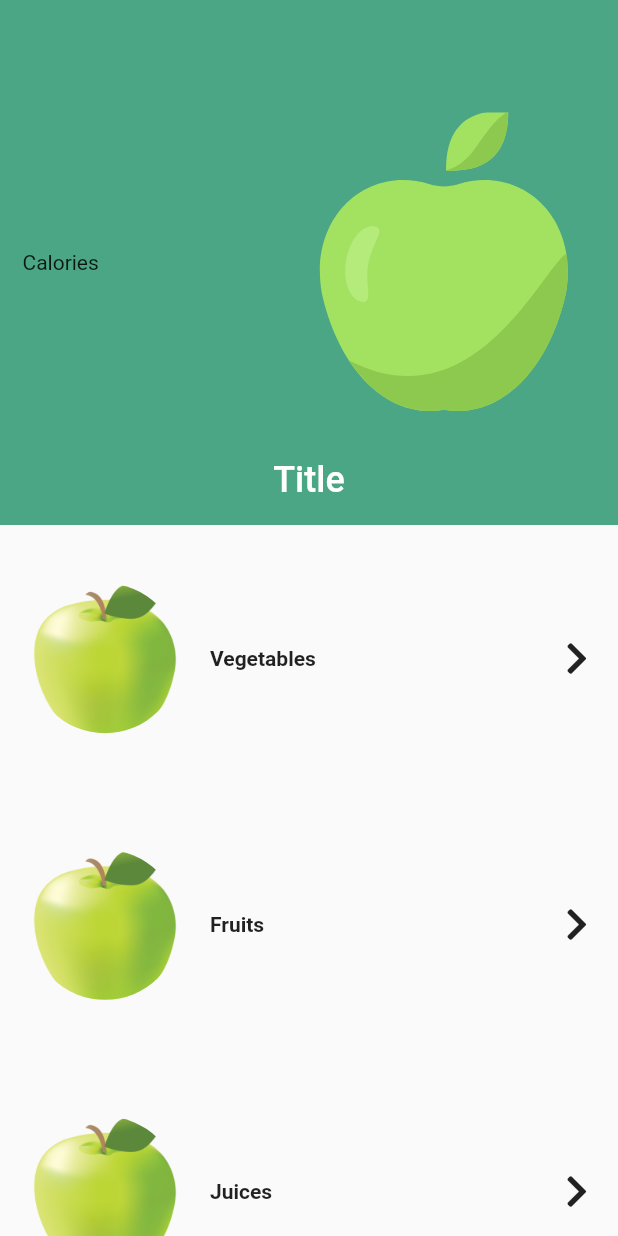
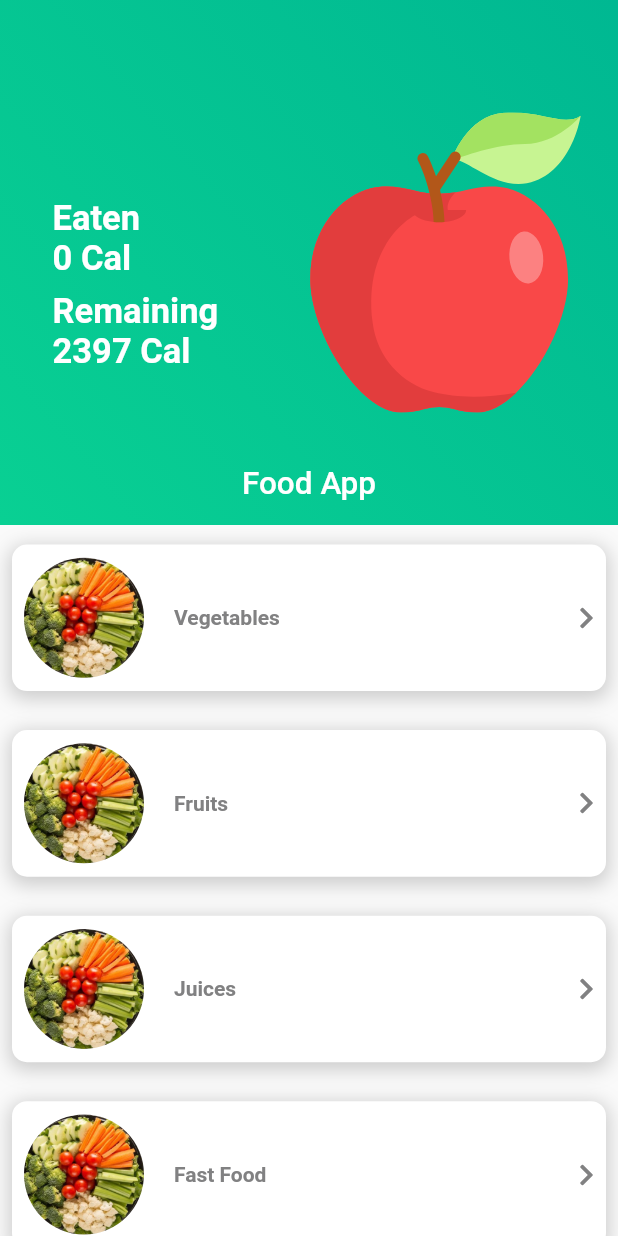
Before and after one commit to ahmed-elmenan/calories_in_food_app, a Flutter app: the screen it shows after launch, on a phone screen of 412 x 824 dp. Run offline on Flutter 3.47's test engine with Material 2 defaults, Android fonts, the phone set to English and light mode, and no system bars; our stand-ins replace flutter_svg, font_awesome_flutter.

Commit message:
improving home ui by changing images & add shaddow to the categories cards & add eaten and remainig calories in the home header...

```diff
--- a/lib/core/consts/food_categories.dart
+++ b/lib/core/consts/food_categories.dart
@@ -1,6 +1,11 @@
 const FOOD_CATEGORIES = [
-  {"name": "Vegetables", "imagePath": "assets/images/fruits.png"},
-  {"name": "Fruits", "imagePath": "assets/images/fruits.png"},
-  {"name": "Juices", "imagePath": "assets/images/fruits.png"},
-  {"name": "Fast Food", "imagePath": "assets/images/fruits.png"},
+  {"name": "Vegetables", "imagePath": "assets/images/vegetables.jpg"},
+  {"name": "Fruits", "imagePath": "assets/images/vegetables.jpg"},
+  {"name": "Juices", "imagePath": "assets/images/vegetables.jpg"},
+  {"name": "Fast Food", "imagePath": "assets/images/vegetables.jpg"},
+  {"name": "Fast Food", "imagePath": "assets/images/vegetables.jpg"},
+  {"name": "Fast Food", "imagePath": "assets/images/vegetables.jpg"},
+  {"name": "Fast Food", "imagePath": "assets/images/vegetables.jpg"},
+  {"name": "Fast Food", "imagePath": "assets/images/vegetables.jpg"},
+  {"name": "Fast Food", "imagePath": "assets/images/vegetables.jpg"},
 ];
--- a/lib/features/home/presentation/pages/home_page.dart
+++ b/lib/features/home/presentation/pages/home_page.dart
@@ -7,7 +7,9 @@ class SilverAppBarExample extends StatelessWidget {
   @override
   Widget build(BuildContext context) {
     return MaterialApp(
+      debugShowCheckedModeBanner: false,
       home: Scaffold(
+        // backgroundColor: Colors,
         body: CustomScrollView(
           slivers: <Widget>[
             SliverAppBar(
@@ -29,18 +31,16 @@ class SilverAppBarExample extends StatelessWidget {
               pinned: true,
               snap: true,
               elevation: 50,
-              backgroundColor: Colors.pink,
+              backgroundColor: Color(0xFF09D093),
               flexibleSpace: FlexibleSpaceBar(
-                  centerTitle: true,
-                  title: Text('Title',
-                      style: TextStyle(
-                        color: Colors.white,
-                        fontSize: 16.0,
-                      )),
-                  background: Container(
-                    color: Color(0xFF4BA686),
-                    child: HomeHeader(),
-                  )),
+                centerTitle: true,
+                title: Text('Food App',
+                    style: TextStyle(
+                      color: Colors.white,
+                      fontSize: 14.0,
+                    )),
+                background: HomeHeader(),
+              ),
             ),
             new SliverList(
                 delegate: new SliverChildListDelegate(
@@ -56,9 +56,11 @@ class SilverAppBarExample extends StatelessWidget {
 
     for (int i = 0; i < count; i++) {
       listItems.add(new Padding(
-          padding: new EdgeInsets.all(20.0),
+          padding: new EdgeInsets.all(8.0),
           child: FoodCard(foodCategorie: FOOD_CATEGORIES[i])));
     }
     return listItems;
   }
 }
+// 09D093
+// 00B892
--- a/lib/features/home/presentation/widgets/food_card.dart
+++ b/lib/features/home/presentation/widgets/food_card.dart
@@ -10,14 +10,27 @@ class FoodCard extends StatelessWidget {
   Widget build(BuildContext context) {
     Size size = MediaQuery.of(context).size;
     return Container(
-      margin: EdgeInsets.symmetric(vertical: 10),
-      height: size.height / 7,
+      padding: EdgeInsets.symmetric(horizontal: 8),
+      margin: EdgeInsets.symmetric(vertical: 5),
+      height: size.height / 7 - 20,
+      decoration: BoxDecoration(
+        color: Colors.white,
+        borderRadius: BorderRadius.all(Radius.circular(10)),
+        boxShadow: [
+          BoxShadow(
+            color: Colors.grey.withOpacity(0.5),
+            spreadRadius: 2,
+            blurRadius: 10,
+            offset: Offset(0, 3), // changes position of shadow
+          ),
+        ],
+      ),
       child: Row(
         children: [
           Container(
               height: double.infinity,
               child: CircleAvatar(
-                radius: 50.0,
+                radius: 40.0,
                 backgroundImage: AssetImage(this.foodCategorie["imagePath"]),
                 backgroundColor: Colors.transparent,
               )),
@@ -26,10 +39,17 @@ class FoodCard extends StatelessWidget {
             flex: 2,
             child: Text(
               this.foodCategorie["name"],
-              style: TextStyle(fontSize: 14, fontWeight: FontWeight.bold),
+              style: TextStyle(
+                  fontSize: 14,
+                  color: Color(0xFF818182),
+                  fontWeight: FontWeight.bold),
             ),
           ),
-          FaIcon(FontAwesomeIcons.chevronRight),
+          FaIcon(
+            FontAwesomeIcons.chevronRight,
+            color: Color(0xFF818182),
+            size: 16,
+          ),
         ],
       ),
     );
--- a/lib/features/home/presentation/widgets/home_header.dart
+++ b/lib/features/home/presentation/widgets/home_header.dart
@@ -9,14 +9,34 @@ class HomeHeader extends StatefulWidget {
 }
 
 class _HomeHeaderState extends State<HomeHeader> {
+  TextStyle headertextStyle =
+      TextStyle(color: Colors.white, fontSize: 23, fontWeight: FontWeight.bold);
   @override
   Widget build(BuildContext context) {
     return Container(
       padding: EdgeInsets.symmetric(horizontal: 15),
+      decoration: BoxDecoration(
+          gradient: LinearGradient(
+              begin: Alignment.bottomLeft,
+              end: Alignment.topRight,
+              colors: [Color(0xFF09D093), Color(0xFF00B892)])),
       child: Row(
         mainAxisAlignment: MainAxisAlignment.spaceBetween,
         children: [
-          Text("Calories"),
+          Container(
+            padding: EdgeInsets.only(left: 20.0, top: 30),
+            child: Column(
+              mainAxisAlignment: MainAxisAlignment.center,
+              crossAxisAlignment: CrossAxisAlignment.start,
+              children: [
+                Text("Eaten", style: headertextStyle),
+                Text("0 Cal", style: headertextStyle),
+                SizedBox(height: 8),
+                Text("Remaining", style: headertextStyle),
+                Text("2397 Cal", style: headertextStyle),
+              ],
+            ),
+          ),
           SvgPicture.asset(
             "assets/images/apple_home_logo.svg",
             height: 200,
```
Also changed, not shown: assets/images/apple_home_logo.svg.
